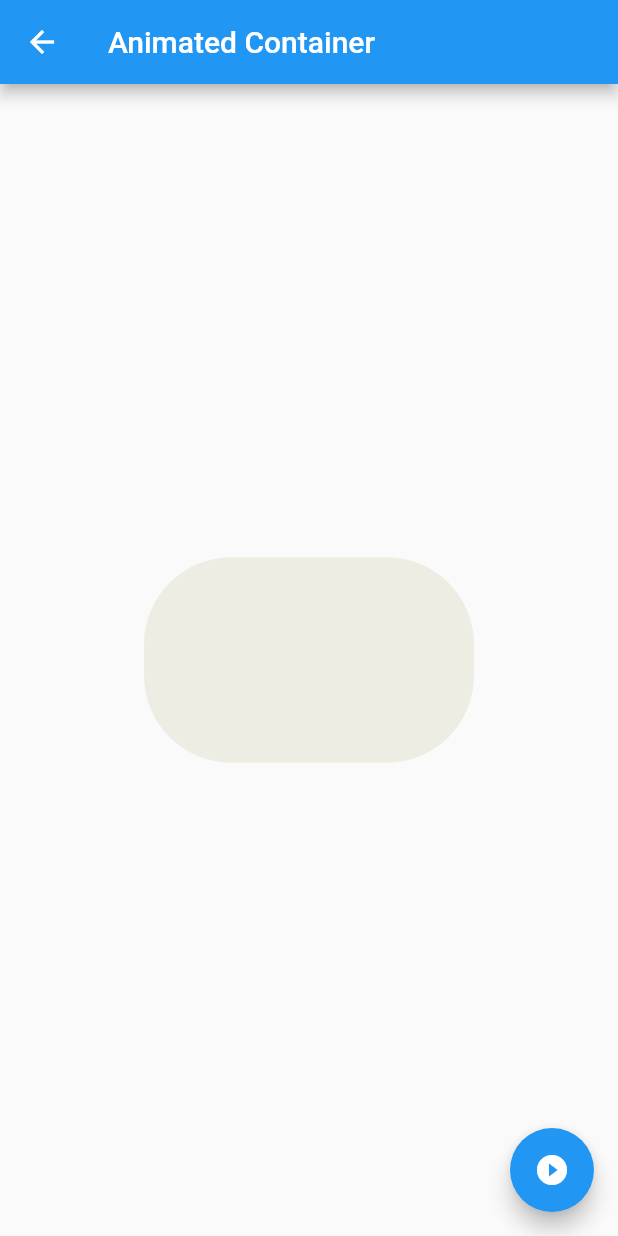
After one commit to adrielmoreno/flutter-components, a Flutter app: the AnimatedContainerPage screen opened by its route, after a tap on the "play circle filled" icon, on a phone screen of 412 x 824 dp. The commit adds this screen. Run offline on Flutter 3.47's test engine with Material 2 defaults, Android fonts, the phone set to English and light mode, and no system bars.

Commit message:
Created animated using random and AnimatedContainer

```diff
--- a/data/menu_opts.json
+++ b/data/menu_opts.json
@@ -15,6 +15,16 @@
             "ruta" : "card",
             "icon" : "folder_open",
             "texto": "Cards - Tarjetas"
+        },
+        {
+            "ruta" : "animatedContainer",
+            "icon" : "donut_large",
+            "texto": "Animated Container"
+        },
+        {
+            "ruta" : "inputs",
+            "icon" : "input",
+            "texto": "inputs"
         }
     ]
 }
--- /dev/null
+++ b/lib/src/pages/animated_container.dart
@@ -0,0 +1,50 @@
+import 'dart:math';
+
+import 'package:flutter/material.dart';
+
+class AnimatedContainerPage extends StatefulWidget {
+  const AnimatedContainerPage({Key? key}) : super(key: key);
+
+  @override
+  State<AnimatedContainerPage> createState() => _AnimatedContainerPageState();
+}
+
+class _AnimatedContainerPageState extends State<AnimatedContainerPage> {
+  double _width = 50.0;
+  double _height = 50.0;
+  Color _color = Colors.pink;
+  BorderRadiusGeometry _borderRadius = BorderRadius.circular(8.0);
+
+  @override
+  Widget build(BuildContext context) {
+    return Scaffold(
+      appBar: AppBar(
+        title: const Text('Animated Container'),
+      ),
+      body: Center(
+        child: AnimatedContainer(
+          width: _width,
+          height: _height,
+          decoration: BoxDecoration(borderRadius: _borderRadius, color: _color),
+          duration: const Duration(seconds: 1),
+          curve: Curves.easeInCubic,
+        ),
+      ),
+      floatingActionButton: FloatingActionButton(
+        onPressed: () => _changeBox(),
+        child: const Icon(Icons.play_circle_filled_outlined),
+      ),
+    );
+  }
+
+  void _changeBox() {
+    final random = Random();
+    setState(() {
+      _width = random.nextInt(300).toDouble();
+      _height = random.nextInt(300).toDouble();
+      _color = Color.fromARGB(
+          random.nextInt(255), random.nextInt(255), random.nextInt(255), 1);
+      _borderRadius = BorderRadius.circular(random.nextInt(100).toDouble());
+    });
+  }
+}
--- a/lib/src/routes/routes.dart
+++ b/lib/src/routes/routes.dart
@@ -1,3 +1,4 @@
+import 'package:components/src/pages/animated_container.dart';
 import 'package:components/src/pages/card_page.dart';
 import 'package:flutter/material.dart';
 
@@ -11,5 +12,7 @@ Map<String, WidgetBuilder> getRoutes() {
     'alert': (BuildContext context) => const AlertPage(),
     'avatar': (BuildContext context) => const AvatarPage(),
     'card': (BuildContext context) => const CardPage(),
+    'animatedContainer': (BuildContext context) =>
+        const AnimatedContainerPage(),
   };
 }
--- a/lib/src/utils/icon_string_util.dart
+++ b/lib/src/utils/icon_string_util.dart
@@ -4,6 +4,8 @@ final _icons = <String, IconData>{
   'add_alert': Icons.add_alert,
   'accessibility': Icons.accessibility,
   'folder_open': Icons.folder_open,
+  'donut_large': Icons.donut_large,
+  'input': Icons.input
 };
 
 Icon getIcon(String iconName) {
```
